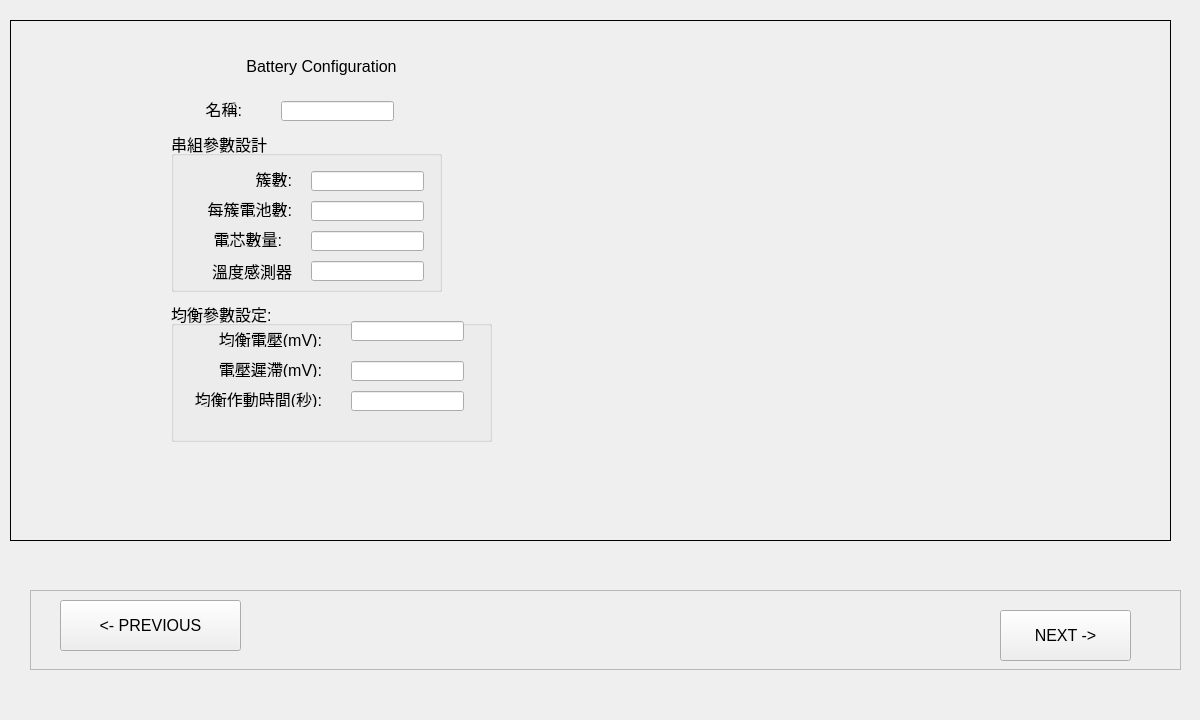
Qt form frmstackconfig.ui (haoyi-jason/BMS_HY01_old) before a commit.
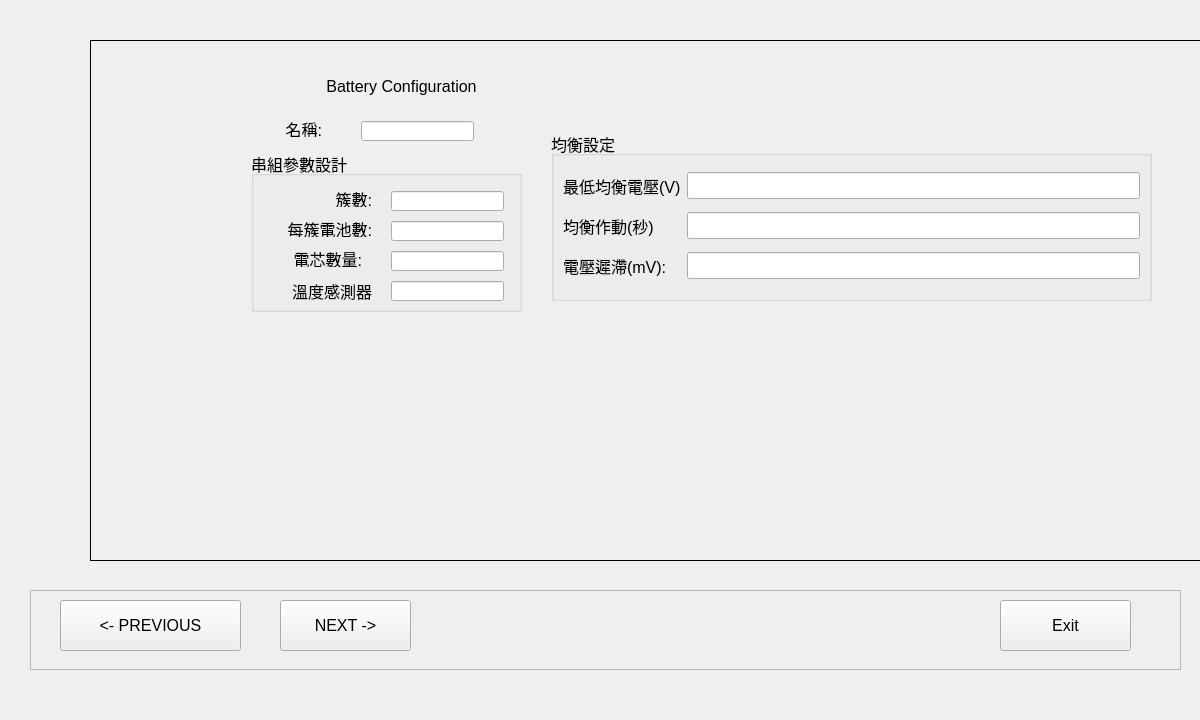
The same form after that commit. The open tabs and pages were chosen to show the change. Custom widgets are drawn as their Qt base class.

Diff of the .ui file:
```diff
--- a/frmstackconfig.ui
+++ b/frmstackconfig.ui
@@ -21,8 +21,8 @@
   <widget class="QStackedWidget" name="stackedWidget">
    <property name="geometry">
     <rect>
-     <x>10</x>
-     <y>20</y>
+     <x>90</x>
+     <y>40</y>
      <width>1161</width>
      <height>521</height>
     </rect>
@@ -234,97 +234,6 @@
       </property>
      </widget>
     </widget>
-    <widget class="QGroupBox" name="groupBox_2">
-     <property name="geometry">
-      <rect>
-       <x>160</x>
-       <y>280</y>
-       <width>321</width>
-       <height>141</height>
-      </rect>
-     </property>
-     <property name="title">
-      <string>均衡參數設定:</string>
-     </property>
-     <widget class="QLabel" name="label_5">
-      <property name="geometry">
-       <rect>
-        <x>20</x>
-        <y>30</y>
-        <width>131</width>
-        <height>16</height>
-       </rect>
-      </property>
-      <property name="text">
-       <string>均衡電壓(mV):</string>
-      </property>
-      <property name="alignment">
-       <set>Qt::AlignRight|Qt::AlignTrailing|Qt::AlignVCenter</set>
-      </property>
-     </widget>
-     <widget class="QLabel" name="label_6">
-      <property name="geometry">
-       <rect>
-        <x>20</x>
-        <y>60</y>
-        <width>131</width>
-        <height>16</height>
-       </rect>
-      </property>
-      <property name="text">
-       <string>電壓遲滯(mV):</string>
-      </property>
-      <property name="alignment">
-       <set>Qt::AlignRight|Qt::AlignTrailing|Qt::AlignVCenter</set>
-      </property>
-     </widget>
-     <widget class="QLabel" name="label_7">
-      <property name="geometry">
-       <rect>
-        <x>20</x>
-        <y>90</y>
-        <width>131</width>
-        <height>16</height>
-       </rect>
-      </property>
-      <property name="text">
-       <string>均衡作動時間(秒):</string>
-      </property>
-      <property name="alignment">
-       <set>Qt::AlignRight|Qt::AlignTrailing|Qt::AlignVCenter</set>
-      </property>
-     </widget>
-     <widget class="QLineEdit" name="leBalancingVoltage">
-      <property name="geometry">
-       <rect>
-        <x>180</x>
-        <y>20</y>
-        <width>113</width>
-        <height>20</height>
-       </rect>
-      </property>
-     </widget>
-     <widget class="QLineEdit" name="leBalancingHystersis">
-      <property name="geometry">
-       <rect>
-        <x>180</x>
-        <y>60</y>
-        <width>113</width>
-        <height>20</height>
-       </rect>
-      </property>
-     </widget>
-     <widget class="QLineEdit" name="leBalancingActiveTIme">
-      <property name="geometry">
-       <rect>
-        <x>180</x>
-        <y>90</y>
-        <width>113</width>
-        <height>20</height>
-       </rect>
-      </property>
-     </widget>
-    </widget>
     <widget class="QLabel" name="label">
      <property name="geometry">
       <rect>
@@ -351,6 +260,63 @@
       </rect>
      </property>
     </widget>
+    <widget class="QGroupBox" name="groupBox_16">
+     <property name="geometry">
+      <rect>
+       <x>460</x>
+       <y>90</y>
+       <width>601</width>
+       <height>170</height>
+      </rect>
+     </property>
+     <property name="title">
+      <string>均衡設定</string>
+     </property>
+     <layout class="QGridLayout" name="gridLayout_10">
+      <item row="2" column="0">
+       <widget class="QLabel" name="label_19">
+        <property name="text">
+         <string>均衡作動(秒)</string>
+        </property>
+       </widget>
+      </item>
+      <item row="0" column="0">
+       <widget class="QLabel" name="label_20">
+        <property name="text">
+         <string>最低均衡電壓(V)</string>
+        </property>
+       </widget>
+      </item>
+      <item row="0" column="1">
+       <widget class="FocusEditor" name="leMinBalancingMv">
+        <property name="alignment">
+         <set>Qt::AlignRight|Qt::AlignTrailing|Qt::AlignVCenter</set>
+        </property>
+       </widget>
+      </item>
+      <item row="2" column="1">
+       <widget class="FocusEditor" name="leBalancingTimeSec">
+        <property name="alignment">
+         <set>Qt::AlignRight|Qt::AlignTrailing|Qt::AlignVCenter</set>
+        </property>
+       </widget>
+      </item>
+      <item row="3" column="0">
+       <widget class="QLabel" name="label_26">
+        <property name="text">
+         <string>電壓遲滯(mV):</string>
+        </property>
+       </widget>
+      </item>
+      <item row="3" column="1">
+       <widget class="FocusEditor" name="leHystersis">
+        <property name="alignment">
+         <set>Qt::AlignRight|Qt::AlignTrailing|Qt::AlignVCenter</set>
+        </property>
+       </widget>
+      </item>
+     </layout>
+    </widget>
    </widget>
    <widget class="QWidget" name="page_3">
     <widget class="QLabel" name="label_14">
@@ -485,8 +451,8 @@
    <widget class="QPushButton" name="pb_next_stack">
     <property name="geometry">
      <rect>
-      <x>970</x>
-      <y>20</y>
+      <x>250</x>
+      <y>10</y>
       <width>131</width>
       <height>51</height>
      </rect>
@@ -508,8 +474,28 @@
      <string>&lt;- PREVIOUS</string>
     </property>
    </widget>
+   <widget class="QPushButton" name="pb_exit">
+    <property name="geometry">
+     <rect>
+      <x>970</x>
+      <y>10</y>
+      <width>131</width>
+      <height>51</height>
+     </rect>
+    </property>
+    <property name="text">
+     <string>Exit</string>
+    </property>
+   </widget>
   </widget>
  </widget>
+ <customwidgets>
+  <customwidget>
+   <class>FocusEditor</class>
+   <extends>QLineEdit</extends>
+   <header location="global">inputwin.h</header>
+  </customwidget>
+ </customwidgets>
  <resources/>
  <connections/>
 </ui>
```
Left out of the diff: 47 changed lines with no effect on the pictures.
